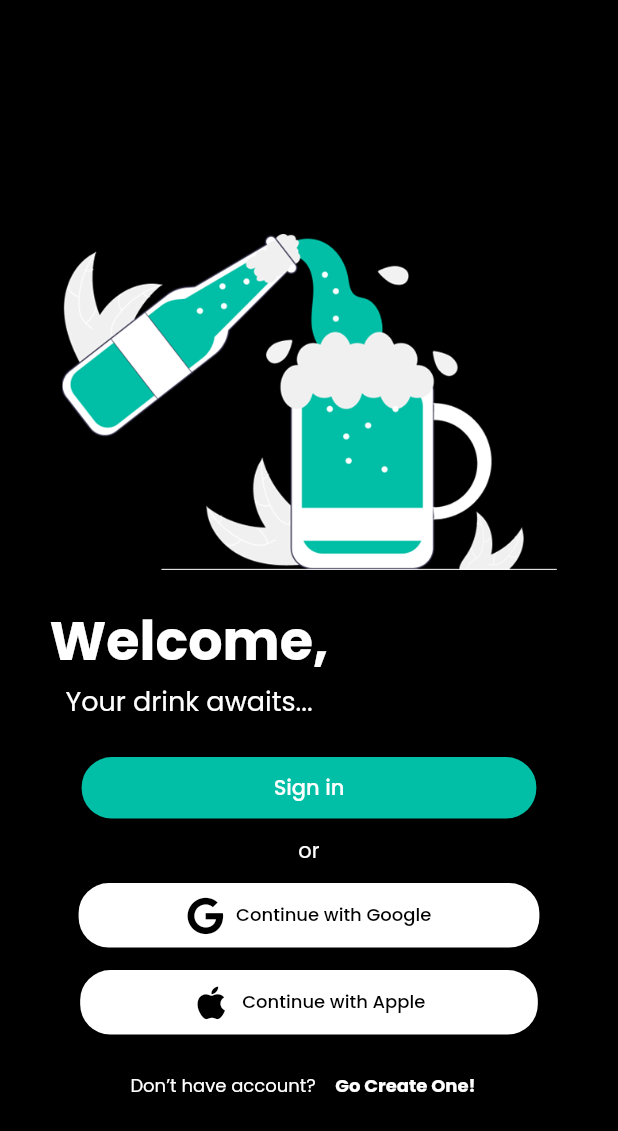
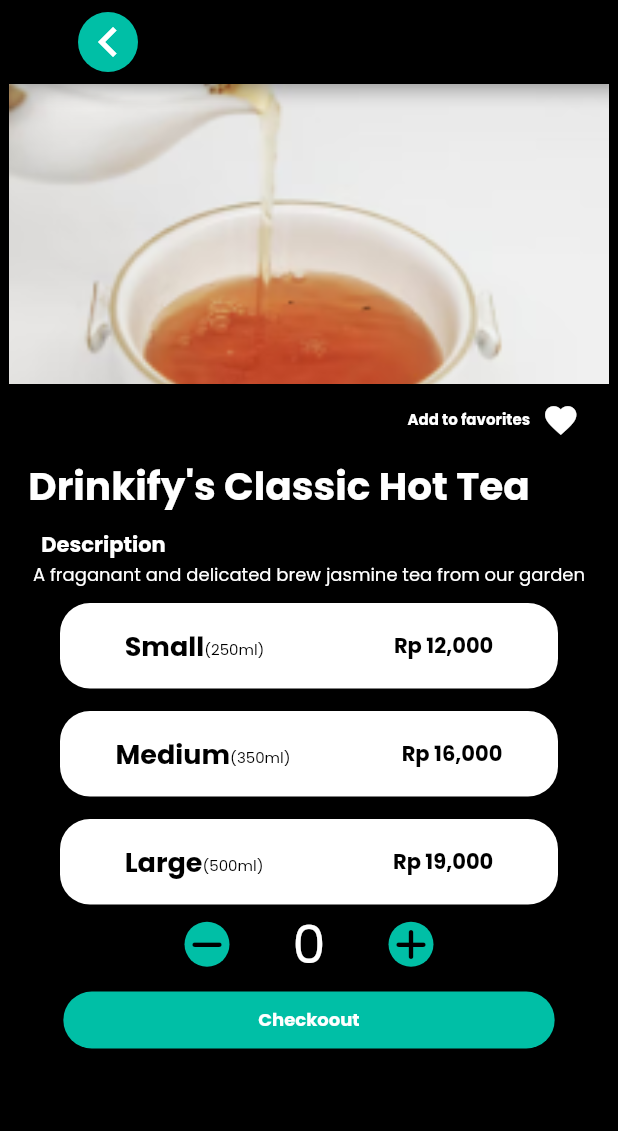
Before and after one commit to winxene/tr-mobile-app, a Flutter app: the screen it shows after launch, on a phone screen of 412 x 824 dp. Shown: the top 1131 px of the screen. Run offline on Flutter 3.47's test engine with Material 2 defaults, Android fonts, the light colour scheme and no system bars; our stand-ins replace community_material_icon, firebase_auth, firebase_core, firebase_database, font_awesome_flutter, google_fonts and 1 more; missing offline and left inert: flutter_barcode_scanner; accounts and stored records are empty.

Commit message:
buying option sceen added

```diff
--- a/lib/main.dart
+++ b/lib/main.dart
@@ -1,6 +1,7 @@
 import 'package:flutter/material.dart';
 import 'package:google_fonts/google_fonts.dart';
 import 'package:trmade/routes/routes.dart';
+import 'package:trmade/screens/buying_option_screen.dart';
 import 'package:trmade/widgets/button_list.dart';
 
 import 'firebase_options.dart';
@@ -45,7 +46,7 @@
 
         The botton navigation bar template is in the support_screen.dart
         */
-        home: WelcomeScreen(),
+        home: BuyingOptionScreen(),
         routes: {
           HomeScreen.routeName: (context) => const HomeScreen(),
           WelcomeScreen.routeName: (context) => const WelcomeScreen(),
--- a/lib/routes/routes.dart
+++ b/lib/routes/routes.dart
@@ -1,4 +1,5 @@
 import 'package:flutter/material.dart';
+import 'package:trmade/screens/buying_option_screen.dart';
 
 import '../screens/home_screen.dart';
 import '../screens/sign_in_screen.dart';
@@ -10,6 +11,7 @@
 import '../screens/support_screen.dart';
 import '../screens/welcome_screen.dart';
 import '../screens/version_information_screen.dart';
+import '../screens/buying_option_screen.dart';
 
 Map routes = <String, Function(BuildContext)> {
   HomeScreen.routeName: (context) => const HomeScreen(),
@@ -22,4 +24,5 @@
   QRCodeScannerDisplay.routeName: (context) => QRCodeScannerDisplay(),
   SupportScreen.routeName: (context) => const SupportScreen(),
   VersionInformationScreen.routeName: (context) => const VersionInformationScreen(),
+  BuyingOptionScreen.routeName: (context) => const BuyingOptionScreen(),
 };
--- /dev/null
+++ b/lib/screens/buying_option_screen.dart
@@ -0,0 +1,362 @@
+import 'package:flutter/material.dart';
+import 'package:font_awesome_flutter/font_awesome_flutter.dart';
+import 'home_screen.dart';
+
+class BuyingOptionScreen extends StatefulWidget {
+  const BuyingOptionScreen({Key? key}) : super(key: key);
+  static const routeName = '/buying_option_screen';
+
+  @override
+  State<BuyingOptionScreen> createState() => _BuyingOptionScreenState();
+}
+
+enum SizeOption {
+  Small,
+  Medium,
+  Large,
+}
+
+class _BuyingOptionScreenState extends State<BuyingOptionScreen> {
+  int value = 0;
+  SizeOption? selectedSize;
+  @override
+  Widget build(BuildContext context) {
+    return Scaffold(
+      appBar: AppBar(
+        automaticallyImplyLeading:
+            false, // remove automatic back button when changing screen
+        actions: <Widget>[
+          GestureDetector(
+            onTap: () {
+              Navigator.of(context).pushNamed(HomeScreen.routeName);
+            },
+            child: Container(
+              padding: EdgeInsets.only(right: 320),
+              child: CircleAvatar(
+                child: Icon(
+                  Icons.navigate_before,
+                  size: 40,
+                ),
+                radius: 20,
+                backgroundColor: Color.fromRGBO(0, 191, 166, 1),
+                foregroundColor: Colors.white,
+              ),
+            ),
+          ),
+        ],
+      ),
+      body: Column(
+        children: [
+          Container(
+            child: Image.asset(
+              'assets/images/tea.png',
+              fit: BoxFit.fitWidth,
+              width: 400,
+              height: 200,
+            ),
+          ),
+          Padding(
+            padding: const EdgeInsets.only(left: 250.0),
+            child: ElevatedButton.icon(
+              onPressed: () {},
+              label: Icon(
+                Icons.favorite,
+                color: Colors.white,
+                size: 25,
+              ),
+              icon: Text(
+                'Add to favorites',
+                style: TextStyle(
+                  color: Colors.white,
+                  fontSize: 10,
+                  fontWeight: FontWeight.bold,
+                ),
+              ),
+              style: ElevatedButton.styleFrom(
+                primary: Colors.black,
+                shape: RoundedRectangleBorder(
+                  borderRadius: BorderRadius.circular(20),
+                ),
+              ),
+            ),
+          ),
+          Container(
+            margin: EdgeInsets.only(right: 40),
+            child: Text(
+              "Drinkify's Classic Hot Tea",
+              style: TextStyle(
+                color: Colors.white,
+                fontSize: 26,
+                fontWeight: FontWeight.bold,
+              ),
+            ),
+          ),
+          SizedBox(height: 10),
+          Container(
+            margin: EdgeInsets.only(right: 274),
+            child: Text(
+              "Description",
+              style: TextStyle(
+                color: Colors.white,
+                fontSize: 14,
+                fontWeight: FontWeight.bold,
+              ),
+            ),
+          ),
+          Container(
+            margin: EdgeInsets.symmetric(horizontal: 20),
+            child: Text(
+              "A fraganant and delicated brew jasmine tea from our garden",
+              style: TextStyle(
+                color: Colors.white,
+                fontSize: 12,
+              ),
+            ),
+          ),
+          SizedBox(height: 10),
+          //small option
+          GestureDetector(
+            onTap: () {
+              setState(() {
+                selectedSize = SizeOption.Small;
+              });
+            },
+            child: Container(
+              padding: EdgeInsets.symmetric(vertical: 15),
+              margin: EdgeInsets.symmetric(horizontal: 40),
+              decoration: BoxDecoration(
+                borderRadius: BorderRadius.circular(20),
+                color: selectedSize == SizeOption.Small
+                    ? Color.fromRGBO(0, 191, 166, 1)
+                    : Colors.white,
+              ),
+              child: Row(
+                mainAxisAlignment: MainAxisAlignment.spaceAround,
+                children: [
+                  Row(
+                    crossAxisAlignment: CrossAxisAlignment.baseline,
+                    textBaseline: TextBaseline.alphabetic,
+                    children: [
+                      Text(
+                        "Small",
+                        style: TextStyle(
+                          color: Colors.black,
+                          fontSize: 18,
+                          fontWeight: FontWeight.bold,
+                        ),
+                      ),
+                      Text(
+                        "(250ml)",
+                        style: TextStyle(
+                          color: Colors.black,
+                          fontSize: 10,
+                        ),
+                      ),
+                    ],
+                  ),
+                  Text(
+                    "Rp 12,000",
+                    style: TextStyle(
+                      color: Colors.black,
+                      fontSize: 14,
+                      fontWeight: FontWeight.bold,
+                    ),
+                  ),
+                ],
+              ),
+            ),
+          ),
+          SizedBox(height: 15),
+          //medium option
+          GestureDetector(
+            onTap: () {
+              setState(() {
+                selectedSize = SizeOption.Medium;
+              });
+            },
+            child: Container(
+              padding: EdgeInsets.symmetric(vertical: 15),
+              margin: EdgeInsets.symmetric(horizontal: 40),
+              decoration: BoxDecoration(
+                borderRadius: BorderRadius.circular(20),
+                color: selectedSize == SizeOption.Medium
+                    ? Color.fromRGBO(0, 191, 166, 1)
+                    : Colors.white,
+              ),
+              child: Row(
+                mainAxisAlignment: MainAxisAlignment.spaceAround,
+                children: [
+                  Row(
+                    crossAxisAlignment: CrossAxisAlignment.baseline,
+                    textBaseline: TextBaseline.alphabetic,
+                    children: [
+                      Text(
+                        "Medium",
+                        style: TextStyle(
+                          color: Colors.black,
+                          fontSize: 18,
+                          fontWeight: FontWeight.bold,
+                        ),
+                      ),
+                      Text(
+                        "(350ml)",
+                        style: TextStyle(
+                          color: Colors.black,
+                          fontSize: 10,
+                        ),
+                      ),
+                    ],
+                  ),
+                  Text(
+                    "Rp 16,000",
+                    style: TextStyle(
+                      color: Colors.black,
+                      fontSize: 14,
+                      fontWeight: FontWeight.bold,
+                    ),
+                  ),
+                ],
+              ),
+            ),
+          ),
+          SizedBox(height: 15),
+          //large option
+          GestureDetector(
+            onTap: () {
+              setState(() {
+                selectedSize = SizeOption.Large;
+              });
+            },
+            child: Container(
+              padding: EdgeInsets.symmetric(vertical: 15),
+              margin: EdgeInsets.symmetric(horizontal: 40),
+              decoration: BoxDecoration(
+                borderRadius: BorderRadius.circular(20),
+                color: selectedSize == SizeOption.Large
+                    ? Color.fromRGBO(0, 191, 166, 1)
+                    : Colors.white,
+              ),
+              child: Row(
+                mainAxisAlignment: MainAxisAlignment.spaceAround,
+                children: [
+                  Row(
+                    crossAxisAlignment: CrossAxisAlignment.baseline,
+                    textBaseline: TextBaseline.alphabetic,
+                    children: [
+                      Text(
+                        "Large",
+                        style: TextStyle(
+                          color: Colors.black,
+                          fontSize: 18,
+                          fontWeight: FontWeight.bold,
+                        ),
+                      ),
+                      Text(
+                        "(500ml)",
+                        style: TextStyle(
+                          color: Colors.black,
+                          fontSize: 10,
+                        ),
+                      ),
+                    ],
+                  ),
+                  Text(
+                    "Rp 19,000",
+                    style: TextStyle(
+                      color: Colors.black,
+                      fontSize: 14,
+                      fontWeight: FontWeight.bold,
+                    ),
+                  ),
+                ],
+              ),
+            ),
+          ),
+          Container(
+            width: 250,
+            child: Row(
+              mainAxisAlignment: MainAxisAlignment.spaceEvenly,
+              crossAxisAlignment: CrossAxisAlignment.center,
+              textBaseline: TextBaseline.alphabetic,
+              children: [
+                GestureDetector(
+                  //to make the minus button know when it is being pressed
+                  onTap: () {
+                    setState(() {
+                      if (value < 1) {
+                        //decrease its value if its value is less than 1
+                        value = 0;
+                      } else {
+                        value--;
+                      }
+                    });
+                  },
+                  child: const CircleAvatar(
+                    //minus button
+                    backgroundColor: Color.fromRGBO(0, 191, 166, 1),
+                    radius: 15,
+                    child: Icon(
+                      FontAwesomeIcons.minus,
+                      color: Colors.black,
+                    ),
+                  ),
+                ),
+                Text(
+                  //weight value
+                  '$value',
+                  style: const TextStyle(
+                    fontSize: 35,
+                    color: Colors.white,
+                  ),
+                ),
+                GestureDetector(
+                  //to make the plus button know when it is being pressed
+                  onTap: () {
+                    setState(() {
+                      value++; //increase its value when pressed
+                    });
+                  },
+                  child: const CircleAvatar(
+                    //plus button
+                    backgroundColor: Color.fromRGBO(0, 191, 166, 1),
+                    radius: 15,
+                    child: Icon(
+                      FontAwesomeIcons.plus,
+                      color: Colors.black,
+                    ),
+                  ),
+                ),
+              ],
+            ),
+          ),
+          ElevatedButton(
+            //text button sample (in this case I use Trending button)
+            onPressed: () {},
+            child: Text(
+              'Checkoout',
+              style: TextStyle(
+                fontSize: 12,
+                fontWeight: FontWeight.bold,
+              ),
+            ),
+            style: ElevatedButton.styleFrom(
+              padding: EdgeInsets.symmetric(
+                vertical: 10,
+                horizontal: 130,
+              ),
+
+              primary: Color.fromRGBO(0, 191, 166, 1), //button color
+              onPrimary:
+                  Colors.white, //inside button color, in this case Text widget
+              minimumSize: Size(120,
+                  25), //increase the minimum size of the button (width, height)
+              shape: RoundedRectangleBorder(
+                borderRadius: BorderRadius.circular(20),
+              ),
+            ),
+          ),
+        ],
+      ),
+    );
+  }
+}
--- a/lib/screens/home_screen.dart
+++ b/lib/screens/home_screen.dart
@@ -1,4 +1,5 @@
 import 'package:flutter/material.dart';
+import 'package:trmade/screens/buying_option_screen.dart';
 import 'package:trmade/screens/profile_screen.dart';
 import 'package:trmade/screens/qr_code_scanner_screen.dart';
 import 'package:trmade/screens/support_screen.dart';
@@ -253,7 +254,7 @@
                   ),
                   GestureDetector(
                     onTap: () {
-                      print('Test');
+                      Navigator.of(context).pushNamed(BuyingOptionScreen.routeName);
                     },
                     child: Container(
                       padding: EdgeInsets.only(right: 20),
```
